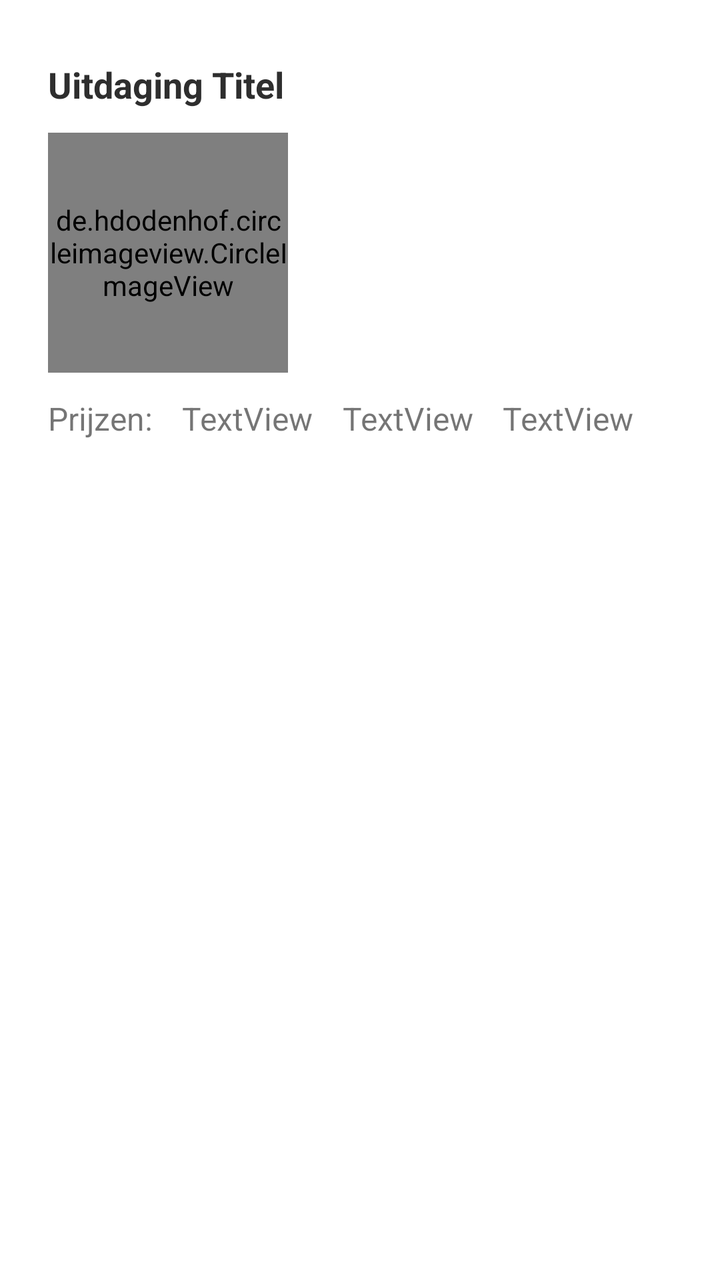
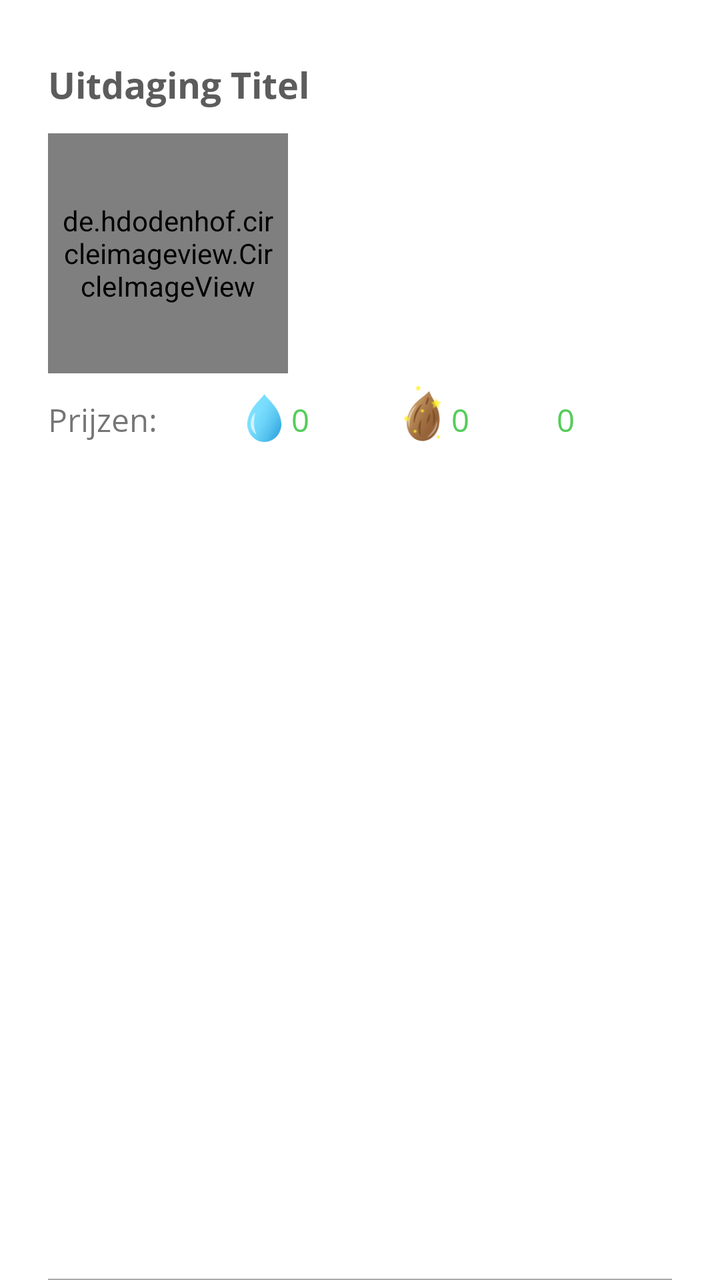

Two renders of the same Android screen: before a commit and after it. Below are the layout's source before the change and the commit's diff.
<!-- AndroidManifest.xml: application theme Theme.Floro -->
<!-- res/layout/uitdagingen_row_image.xml -->
<?xml version="1.0" encoding="utf-8"?>
<androidx.constraintlayout.widget.ConstraintLayout xmlns:android="http://schemas.android.com/apk/res/android"
    xmlns:app="http://schemas.android.com/apk/res-auto"
    xmlns:tools="http://schemas.android.com/tools"
    android:layout_width="match_parent"
    android:layout_height="wrap_content">

    <FrameLayout
        android:layout_width="0dp"
        android:layout_height="wrap_content"
        android:paddingVertical="30dp"
        app:layout_constraintEnd_toStartOf="@+id/guideline2"
        app:layout_constraintStart_toStartOf="parent"
        app:layout_constraintTop_toTopOf="parent">

        <androidx.constraintlayout.widget.ConstraintLayout

            android:layout_width="match_parent"
            android:layout_height="wrap_content">

            <TextView
                android:id="@+id/uitdagingTitle"
                android:layout_width="wrap_content"
                android:layout_height="wrap_content"
                android:text="Uitdaging Titel"
                android:textColor="@color/black_gray"
                android:textSize="18sp"
                android:textStyle="bold"
                app:layout_constraintStart_toStartOf="@+id/prijzenText"
                app:layout_constraintTop_toTopOf="parent" />

            <TextView
                android:id="@+id/prijzenText"
                android:layout_width="wrap_content"
                android:layout_height="wrap_content"
                android:layout_marginStart="24dp"
                android:layout_marginTop="12dp"
                android:text="Prijzen:"
                android:textSize="16sp"
                app:layout_constraintBottom_toBottomOf="parent"
                app:layout_constraintStart_toStartOf="parent"
                app:layout_constraintTop_toBottomOf="@+id/uitdagingImageView" />

            <TextView
                android:id="@+id/prijs1Text"
                android:layout_width="wrap_content"
                android:layout_height="wrap_content"
                android:text="TextView"
                android:textSize="16sp"
                app:layout_constraintBottom_toBottomOf="@+id/prijzenText"
                app:layout_constraintEnd_toStartOf="@+id/prijs2Text"
                app:layout_constraintHorizontal_bias="0.5"
                app:layout_constraintStart_toEndOf="@+id/prijzenText" />

            <TextView
                android:id="@+id/prijs2Text"
                android:layout_width="wrap_content"
                android:layout_height="wrap_content"
                android:text="TextView"
                android:textSize="16sp"
                app:layout_constraintBottom_toBottomOf="@+id/prijzenText"
                app:layout_constraintEnd_toStartOf="@+id/prijs3Text"
                app:layout_constraintHorizontal_bias="0.5"
                app:layout_constraintStart_toEndOf="@+id/prijs1Text" />

            <TextView
                android:id="@+id/prijs3Text"
                android:layout_width="wrap_content"
                android:layout_height="wrap_content"
                android:text="TextView"
                android:textSize="16sp"
                app:layout_constraintBottom_toBottomOf="@+id/prijzenText"
                app:layout_constraintEnd_toEndOf="parent"
                app:layout_constraintStart_toEndOf="@+id/prijs2Text" />

            <de.hdodenhof.circleimageview.CircleImageView
                android:id="@+id/uitdagingImageView"
                android:layout_width="120dp"
                android:layout_height="120dp"
                android:layout_marginTop="12dp"
                app:layout_constraintStart_toStartOf="@+id/prijzenText"
                app:layout_constraintTop_toBottomOf="@+id/uitdagingTitle" />


        </androidx.constraintlayout.widget.ConstraintLayout>
    </FrameLayout>

    <androidx.constraintlayout.widget.Guideline
        android:id="@+id/guideline2"
        android:layout_width="wrap_content"
        android:layout_height="wrap_content"
        android:orientation="vertical"
        app:layout_constraintGuide_percent="0.92" />

</androidx.constraintlayout.widget.ConstraintLayout>
<!-- resources referenced by this layout -->
<resources>
  <color name="black_gray">#2e2e2e</color>
  <style name="Theme.Floro" parent="Theme.MaterialComponents.DayNight.NoActionBar">
          
          <item name="colorPrimary">@color/floro_bright_green</item>
          <item name="colorPrimaryVariant">@color/floro_dark_green</item>
          <item name="colorOnPrimary">@color/white</item>
          
          <item name="colorSecondary">@color/teal_200</item>
          <item name="colorSecondaryVariant">@color/teal_700</item>
          <item name="colorOnSecondary">@color/black</item>
          
          <item name="android:statusBarColor" tools:targetApi="l">@android:color/black</item>
          
      </style>
  <color name="floro_bright_green">#55cd5a</color>
  <color name="floro_dark_green">#41a345</color>
  <color name="white">#FFFFFFFF</color>
  <color name="teal_200">#FF03DAC5</color>
  <color name="teal_700">#FF018786</color>
  <color name="black">#FF000000</color>
</resources>

<!-- the commit's change to res/layout/uitdagingen_row_image.xml (unified diff, before → after) -->
@@ -6,6 +6,7 @@
     android:layout_height="wrap_content">
 
     <FrameLayout
+        android:id="@+id/frameLayout"
         android:layout_width="0dp"
         android:layout_height="wrap_content"
         android:paddingVertical="30dp"
@@ -14,16 +15,90 @@
         app:layout_constraintTop_toTopOf="parent">
 
         <androidx.constraintlayout.widget.ConstraintLayout
-
+            android:id="@+id/constraintLayout1"
             android:layout_width="match_parent"
             android:layout_height="wrap_content">
+
+
+            <LinearLayout
+                android:id="@+id/linearLayout"
+                android:layout_width="wrap_content"
+                android:layout_height="wrap_content"
+                android:gravity="bottom"
+                android:orientation="horizontal"
+                app:layout_constraintBottom_toBottomOf="@+id/prijzenText"
+                app:layout_constraintEnd_toStartOf="@+id/linearLayout2"
+                app:layout_constraintHorizontal_bias="0.5"
+                app:layout_constraintHorizontal_chainStyle="spread"
+                app:layout_constraintStart_toEndOf="@+id/prijzenText">
+
+                <ImageView
+                    android:id="@+id/dropletImage"
+                    android:layout_width="wrap_content"
+                    android:layout_height="24dp"
+                    android:paddingEnd="4dp"
+                    app:srcCompat="@drawable/ic_droplet_small" />
+
+                <TextView
+                    android:id="@+id/prijs2Text"
+                    android:layout_width="wrap_content"
+                    android:layout_height="wrap_content"
+                    android:fontFamily="@font/opensans_regular"
+                    android:text="0"
+                    android:textColor="@color/floro_bright_green"
+                    android:textSize="16sp" />
+
+            </LinearLayout>
+
+            <LinearLayout
+                android:id="@+id/linearLayout2"
+                android:layout_width="wrap_content"
+                android:layout_height="wrap_content"
+                android:gravity="bottom"
+                android:orientation="horizontal"
+                app:layout_constraintBottom_toBottomOf="@+id/prijzenText"
+                app:layout_constraintEnd_toStartOf="@+id/prijs3Text"
+                app:layout_constraintHorizontal_bias="0.5"
+                app:layout_constraintStart_toEndOf="@+id/linearLayout">
+
+                <ImageView
+                    android:id="@+id/seedImage"
+                    android:layout_width="wrap_content"
+                    android:layout_height="30dp"
+                    android:paddingEnd="2dp"
+                    app:srcCompat="@drawable/ic_seed_small" />
+
+                <TextView
+                    android:id="@+id/prijs1Text"
+                    android:layout_width="wrap_content"
+                    android:layout_height="wrap_content"
+                    android:fontFamily="@font/opensans_regular"
+                    android:text="0"
+                    android:textColor="@color/floro_bright_green"
+                    android:textSize="16sp" />
+
+            </LinearLayout>
+
+            <TextView
+                android:id="@+id/prijs3Text"
+                android:layout_width="wrap_content"
+                android:layout_height="wrap_content"
+                android:fontFamily="@font/opensans_regular"
+                android:text="0"
+                android:textColor="@color/floro_bright_green"
+                android:textSize="16sp"
+                app:layout_constraintBottom_toBottomOf="@+id/prijzenText"
+                app:layout_constraintEnd_toEndOf="parent"
+                app:layout_constraintHorizontal_bias="0.5"
+                app:layout_constraintStart_toEndOf="@+id/linearLayout2" />
 
             <TextView
                 android:id="@+id/uitdagingTitle"
                 android:layout_width="wrap_content"
                 android:layout_height="wrap_content"
+                android:fontFamily="@font/opensans_bold"
                 android:text="Uitdaging Titel"
-                android:textColor="@color/black_gray"
+                android:textColor="@color/dark_gray"
                 android:textSize="18sp"
                 android:textStyle="bold"
                 app:layout_constraintStart_toStartOf="@+id/prijzenText"
@@ -35,55 +110,37 @@
                 android:layout_height="wrap_content"
                 android:layout_marginStart="24dp"
                 android:layout_marginTop="12dp"
+                android:fontFamily="@font/opensans_regular"
                 android:text="Prijzen:"
                 android:textSize="16sp"
                 app:layout_constraintBottom_toBottomOf="parent"
                 app:layout_constraintStart_toStartOf="parent"
                 app:layout_constraintTop_toBottomOf="@+id/uitdagingImageView" />
 
-            <TextView
-                android:id="@+id/prijs1Text"
-                android:layout_width="wrap_content"
-                android:layout_height="wrap_content"
-                android:text="TextView"
-                android:textSize="16sp"
-                app:layout_constraintBottom_toBottomOf="@+id/prijzenText"
-                app:layout_constraintEnd_toStartOf="@+id/prijs2Text"
-                app:layout_constraintHorizontal_bias="0.5"
-                app:layout_constraintStart_toEndOf="@+id/prijzenText" />
-
-            <TextView
-                android:id="@+id/prijs2Text"
-                android:layout_width="wrap_content"
-                android:layout_height="wrap_content"
-                android:text="TextView"
-                android:textSize="16sp"
-                app:layout_constraintBottom_toBottomOf="@+id/prijzenText"
-                app:layout_constraintEnd_toStartOf="@+id/prijs3Text"
-                app:layout_constraintHorizontal_bias="0.5"
-                app:layout_constraintStart_toEndOf="@+id/prijs1Text" />
-
-            <TextView
-                android:id="@+id/prijs3Text"
-                android:layout_width="wrap_content"
-                android:layout_height="wrap_content"
-                android:text="TextView"
-                android:textSize="16sp"
-                app:layout_constraintBottom_toBottomOf="@+id/prijzenText"
-                app:layout_constraintEnd_toEndOf="parent"
-                app:layout_constraintStart_toEndOf="@+id/prijs2Text" />
-
             <de.hdodenhof.circleimageview.CircleImageView
                 android:id="@+id/uitdagingImageView"
                 android:layout_width="120dp"
                 android:layout_height="120dp"
                 android:layout_marginTop="12dp"
+                android:padding="5dp"
+                app:civ_border_color="@color/floro_bright_green"
+                app:civ_border_width="1.5dp"
                 app:layout_constraintStart_toStartOf="@+id/prijzenText"
                 app:layout_constraintTop_toBottomOf="@+id/uitdagingTitle" />
 
 
         </androidx.constraintlayout.widget.ConstraintLayout>
     </FrameLayout>
+
+    <View
+        android:layout_width="match_parent"
+        android:layout_height="0.5dp"
+        android:layout_marginStart="24dp"
+        android:layout_marginEnd="24dp"
+        android:background="@android:color/darker_gray"
+        app:layout_constraintBottom_toBottomOf="parent"
+        app:layout_constraintEnd_toEndOf="parent"
+        app:layout_constraintStart_toStartOf="parent" />
 
     <androidx.constraintlayout.widget.Guideline
         android:id="@+id/guideline2"
<!-- resource entries referenced after the edit -->
@@ -1,6 +1,43 @@
 <!-- resources referenced by this layout -->
 <resources>
-  <color name="black_gray">#2e2e2e</color>
+  <color name="dark_gray">#5c5c5c</color>
+  <color name="floro_bright_green">#55cd5a</color>
+  <!-- drawable ic_droplet_small (drawable) -->
+  <vector xmlns:android="http://schemas.android.com/apk/res/android"
+      xmlns:aapt="http://schemas.android.com/aapt"
+      android:width="19dp"
+      android:height="27dp"
+      android:viewportWidth="19"
+      android:viewportHeight="27">
+    <group>
+      <clip-path
+          android:pathData="M0,0h19v27h-19z"/>
+      <path
+          android:pathData="M9.5111,27C14.7532,27 19.0221,22.603 19.0221,17.1526C19.0221,8.061 11.0151,2.9083 9.5111,-0.0229C8.007,2.9313 0,8.0839 0,17.1755C0,22.603 4.2468,27 9.5111,27Z">
+        <aapt:attr name="android:fillColor">
+          <gradient 
+              android:startY="9.72744"
+              android:startX="1.91015"
+              android:endY="19.3895"
+              android:endX="19.2371"
+              android:type="linear">
+            <item android:offset="0" android:color="#FF7DE0FF"/>
+            <item android:offset="0.2312" android:color="#FF79DDFD"/>
+            <item android:offset="0.473" android:color="#FF6CD3F8"/>
+            <item android:offset="0.7199" android:color="#FF57C3EF"/>
+            <item android:offset="0.9687" android:color="#FF3AACE3"/>
+            <item android:offset="1" android:color="#FF36A9E1"/>
+          </gradient>
+        </aapt:attr>
+      </path>
+      <path
+          android:pathData="M5.0651,22.763C4.0698,22.2363 3.2514,21.3203 2.6984,20.2898C2.1455,19.2363 1.8579,17.9997 1.8579,16.7859C1.8579,16.4882 1.88,16.1905 1.9022,15.8928C1.9464,15.5951 1.9685,15.3203 2.0349,15.0455C2.1233,14.4959 2.2782,13.9004 2.4772,13.3737C2.8754,12.2745 3.4505,11.2669 4.2688,10.4653C4.114,11.6104 3.9371,12.6638 3.8265,13.7172C3.8044,13.9692 3.7822,14.244 3.7601,14.4959L3.7159,15.2745C3.6938,15.5493 3.6716,15.8012 3.6716,16.0531C3.6495,16.305 3.6495,16.5569 3.6495,16.8088C3.6495,17.7936 3.7601,18.7554 4.0034,19.763C4.2246,20.7249 4.6006,21.7096 5.0651,22.763Z"
+          android:strokeAlpha="0.69"
+          android:fillColor="#ffffff"
+          android:fillAlpha="0.69"/>
+    </group>
+  </vector>
+  <!-- drawable ic_seed_small: vector/xml drawable (drawable, 9122 chars, omitted) -->
   <style name="Theme.Floro" parent="Theme.MaterialComponents.DayNight.NoActionBar">
           
           <item name="colorPrimary">@color/floro_bright_green</item>
@@ -14,7 +51,6 @@
           <item name="android:statusBarColor" tools:targetApi="l">@android:color/black</item>
           
       </style>
-  <color name="floro_bright_green">#55cd5a</color>
   <color name="floro_dark_green">#41a345</color>
   <color name="white">#FFFFFFFF</color>
   <color name="teal_200">#FF03DAC5</color>
